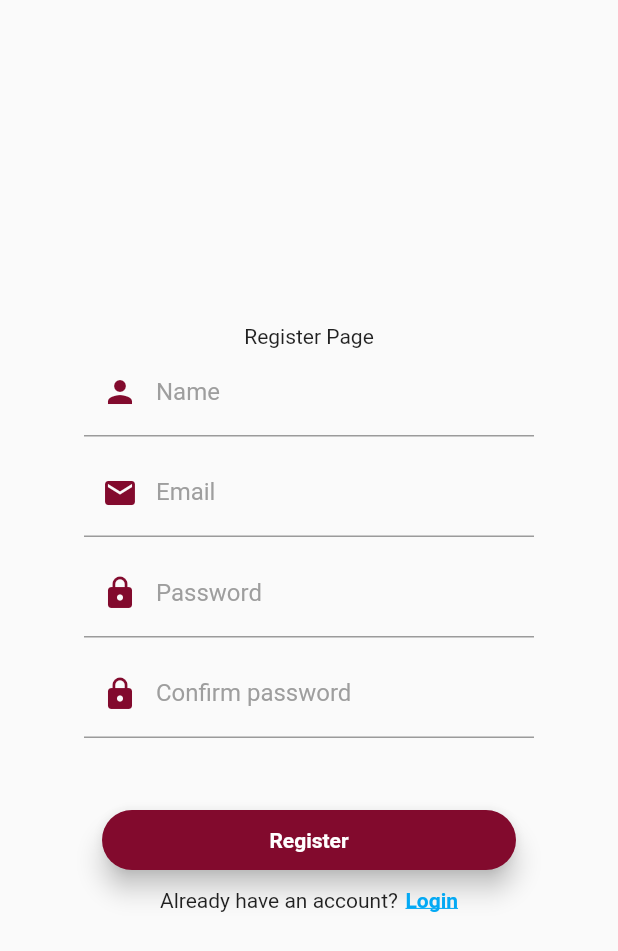
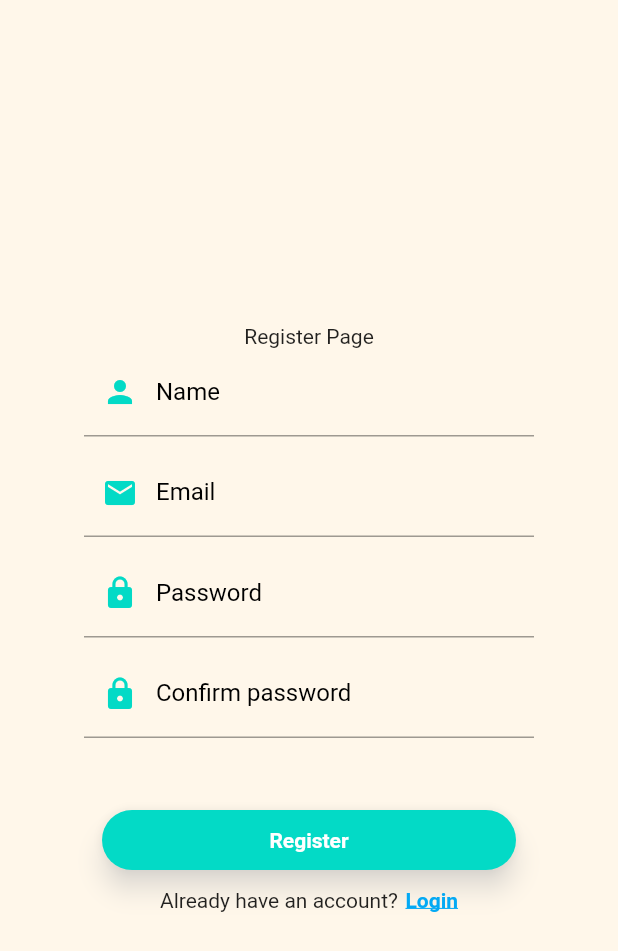
Before and after one commit to FaMiFisH/mobileapp, a Flutter app: the screen it shows after launch, after a tap on "Register", on a phone screen of 412 x 824 dp. Shown: the top 951 px of the screen. Run offline on Flutter 3.47's test engine with Material 2 defaults, Android fonts, the phone set to English and light mode, and no system bars; our stand-ins replace shared_preferences; Roboto replaces fonts that are missing (Montserrat).

Commit message:
implemented a change notifier provider

```diff
--- a/lib/main.dart
+++ b/lib/main.dart
@@ -1,45 +1,32 @@
+import 'package:alevelcoursework/themes.dart';
 import 'package:flutter/material.dart';
-import 'interfaces/home.dart';
+import 'package:shared_preferences/shared_preferences.dart';
+import 'interfaces/HomeScreen.dart';
 import 'interfaces/RegisterScreen.dart';
 import 'interfaces/LoginScreen.dart';
-//import 'assets/constants.dart' as constants;
-import 'package:alevelcoursework/assets/constants.dart' as constants;
+import 'package:provider/provider.dart';
 
-void main() {
-  runApp(MyApp());
+void main() async {
+  runApp(new MyApp());
 }
 
 class MyApp extends StatelessWidget {
   @override
-  Widget build(BuildContext context) {
+  Widget build(BuildContext context) => ChangeNotifierProvider(
+      create: (context) => ThemeProvider(),
+      builder: (context, _) {
+        final themeProvider = Provider.of<ThemeProvider>(context);
         return MaterialApp(
             debugShowCheckedModeBanner: false,
             title: "A-level Coursework",
-        // light theme
-        theme: ThemeData(
-          brightness: Brightness.light,
-          // colors
-          primaryColorLight: constants.l_primaryColor,
-          primaryColorDark: constants.l_secondaryColor,
-          canvasColor: constants.l_canvasColor,
-          accentColor: constants.l_accentColor,
-          hintColor: Colors.grey,
-          shadowColor: constants.shadowColor,
-          errorColor: Colors.red,
-
-          // font
-          fontFamily: "Montserrat",
-          textTheme: TextTheme(
-              headline1: TextStyle(fontSize: 72.0, fontWeight: FontWeight.bold),
-              headline2: TextStyle(fontSize: 36.0),
-              bodyText1: TextStyle(fontSize: 14.0)),
-        ),
-        // TODO: dark theme and maybe global padding
-        //darkTheme: ThemeData(),
+            themeMode: themeProvider.themeMode,
+            theme: MyThemes.lightThemeData,
+            darkTheme: MyThemes.darkThemeData,
             routes: <String, WidgetBuilder>{
+              "Login": (BuildContext context) => new LoginScreen(),
               "Register": (BuildContext context) => new RegisterScreen(),
               "Home": (BuildContext context) => new HomePage()
             },
             home: LoginScreen());
+      });
 }
-}
```
Lines whose indentation alone changed are shown as unchanged.
